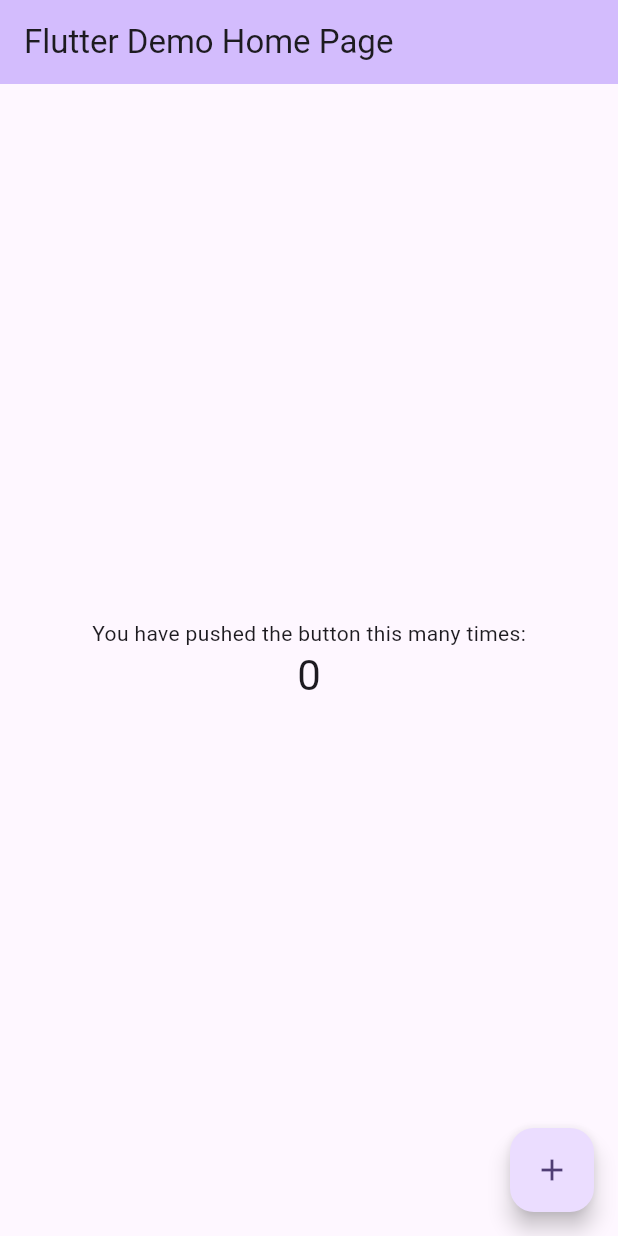
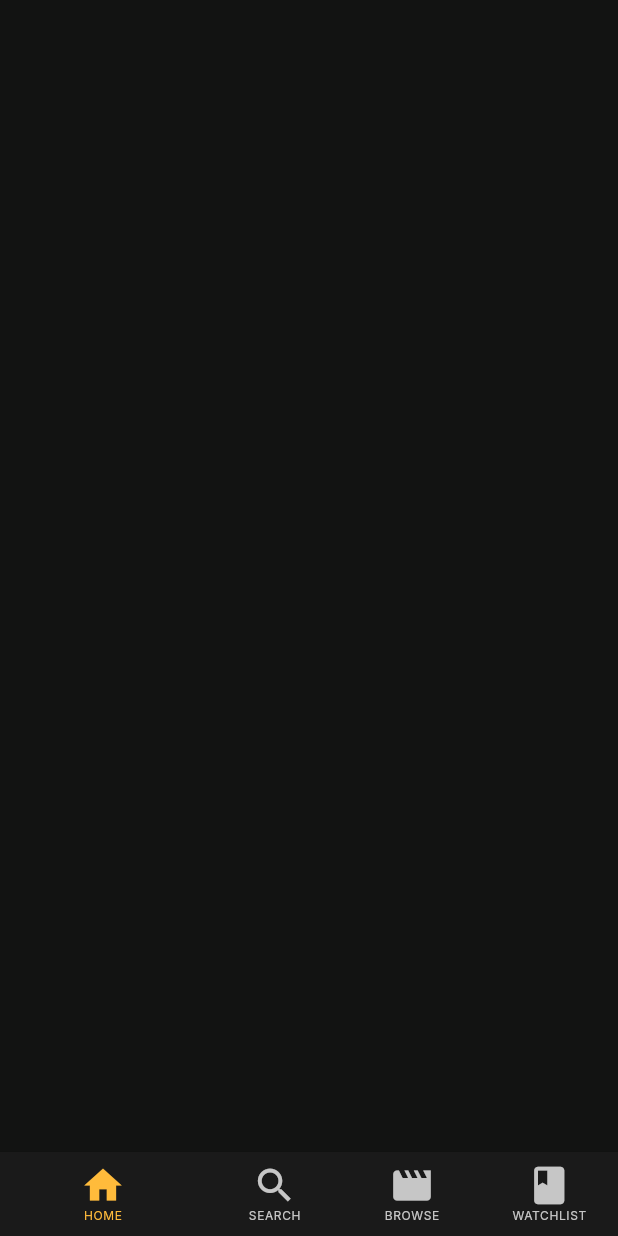
Before and after one commit to sherifHamdyAhmed93/flutter_movie_app, a Flutter app: the screen it shows after launch, on a phone screen of 412 x 824 dp. Run offline on Flutter 3.47's test engine with Material 3 defaults, Android fonts, the phone set to English and light mode, and no system bars; our stand-ins replace google_fonts.

Commit message:
added bottom navigation bar.

```diff
--- /dev/null
+++ b/lib/browse/browse_tab.dart
@@ -0,0 +1,10 @@
+import 'package:flutter/material.dart';
+
+class BrowseTab extends StatelessWidget {
+
+
+  @override
+  Widget build(BuildContext context) {
+    return Container();
+  }
+}
--- /dev/null
+++ b/lib/home/home_screen.dart
@@ -0,0 +1,72 @@
+import 'package:flutter/material.dart';
+import 'package:flutter_movie_app/browse/browse_tab.dart';
+import 'package:flutter_movie_app/home/home_tab.dart';
+import 'package:flutter_movie_app/watch_list/watch_list_tab.dart';
+
+import '../search/search_tab.dart';
+
+class HomeScreen extends StatefulWidget {
+  static const String routeName = 'home';
+
+  @override
+  State<HomeScreen> createState() => _HomeScreenState();
+}
+
+class _HomeScreenState extends State<HomeScreen> {
+  int selectedIndex = 0;
+
+  @override
+  Widget build(BuildContext context) {
+    return Scaffold(
+      backgroundColor: Color(0xff121312),
+      bottomNavigationBar: Theme(
+        data: Theme.of(context)
+            .copyWith(canvasColor: Theme
+            .of(context)
+            .primaryColor,
+            highlightColor: Colors.transparent,
+            splashColor: Colors.transparent
+        ),
+        child: BottomNavigationBar(
+
+            iconSize: 30,
+            selectedLabelStyle: Theme
+                .of(context)
+                .textTheme
+                .bodySmall,
+            unselectedLabelStyle: Theme
+                .of(context)
+                .textTheme
+                .bodySmall,
+
+
+            currentIndex: selectedIndex,
+            onTap: (index) {
+              selectedIndex = index;
+              setState(() {
+
+              });
+            },
+            items: [
+              BottomNavigationBarItem(icon: Icon(Icons.home),
+                label: 'HOME',
+              ),
+              BottomNavigationBarItem(icon: Icon(Icons.search,),
+                label: 'SEARCH',
+              ),
+              BottomNavigationBarItem(
+                icon: Icon(Icons.movie),
+                label: 'BROWSE',
+
+              ),
+              BottomNavigationBarItem(icon: Icon(Icons.book),
+                  label: 'WATCHLIST'),
+
+            ]),
+      ),
+      body: tabs[selectedIndex],
+    );
+  }
+
+  List<Widget> tabs = [HomeTab(), SearchTab(), BrowseTab(), WatchListTab()];
+}
--- /dev/null
+++ b/lib/home/home_tab.dart
@@ -0,0 +1,9 @@
+import 'package:flutter/material.dart';
+
+class HomeTab extends StatelessWidget {
+
+  @override
+  Widget build(BuildContext context) {
+    return Container();
+  }
+}
--- a/lib/main.dart
+++ b/lib/main.dart
@@ -1,125 +1,21 @@
 import 'package:flutter/material.dart';
+import 'package:flutter_movie_app/home/home_screen.dart';
+import 'package:flutter_movie_app/theme.dart';
 
 void main() {
-  runApp(const MyApp());
+  runApp(MyApp());
 }
 
 class MyApp extends StatelessWidget {
-  const MyApp({super.key});
-
-  // This widget is the root of your application.
   @override
   Widget build(BuildContext context) {
     return MaterialApp(
-      title: 'Flutter Demo',
-      theme: ThemeData(
-        // This is the theme of your application.
-        //
-        // TRY THIS: Try running your application with "flutter run". You'll see
-        // the application has a purple toolbar. Then, without quitting the app,
-        // try changing the seedColor in the colorScheme below to Colors.green
-        // and then invoke "hot reload" (save your changes or press the "hot
-        // reload" button in a Flutter-supported IDE, or press "r" if you used
-        // the command line to start the app).
-        //
-        // Notice that the counter didn't reset back to zero; the application
-        // state is not lost during the reload. To reset the state, use hot
-        // restart instead.
-        //
-        // This works for code too, not just values: Most code changes can be
-        // tested with just a hot reload.
-        colorScheme: ColorScheme.fromSeed(seedColor: Colors.deepPurple),
-        useMaterial3: true,
-      ),
-      home: const MyHomePage(title: 'Flutter Demo Home Page'),
+      debugShowCheckedModeBanner: false,
+      initialRoute: HomeScreen.routeName,
+      routes: {
+        HomeScreen.routeName: (context) => HomeScreen()
+      },
+      theme: MyThemeData.lightMode,
     );
   }
 }
-
-class MyHomePage extends StatefulWidget {
-  const MyHomePage({super.key, required this.title});
-
-  // This widget is the home page of your application. It is stateful, meaning
-  // that it has a State object (defined below) that contains fields that affect
-  // how it looks.
-
-  // This class is the configuration for the state. It holds the values (in this
-  // case the title) provided by the parent (in this case the App widget) and
-  // used by the build method of the State. Fields in a Widget subclass are
-  // always marked "final".
-
-  final String title;
-
-  @override
-  State<MyHomePage> createState() => _MyHomePageState();
-}
-
-class _MyHomePageState extends State<MyHomePage> {
-  int _counter = 0;
-
-  void _incrementCounter() {
-    setState(() {
-      // This call to setState tells the Flutter framework that something has
-      // changed in this State, which causes it to rerun the build method below
-      // so that the display can reflect the updated values. If we changed
-      // _counter without calling setState(), then the build method would not be
-      // called again, and so nothing would appear to happen.
-      _counter++;
-    });
-  }
-
-  @override
-  Widget build(BuildContext context) {
-    // This method is rerun every time setState is called, for instance as done
-    // by the _incrementCounter method above.
-    //
-    // The Flutter framework has been optimized to make rerunning build methods
-    // fast, so that you can just rebuild anything that needs updating rather
-    // than having to individually change instances of widgets.
-    return Scaffold(
-      appBar: AppBar(
-        // TRY THIS: Try changing the color here to a specific color (to
-        // Colors.amber, perhaps?) and trigger a hot reload to see the AppBar
-        // change color while the other colors stay the same.
-        backgroundColor: Theme.of(context).colorScheme.inversePrimary,
-        // Here we take the value from the MyHomePage object that was created by
-        // the App.build method, and use it to set our appbar title.
-        title: Text(widget.title),
-      ),
-      body: Center(
-        // Center is a layout widget. It takes a single child and positions it
-        // in the middle of the parent.
-        child: Column(
-          // Column is also a layout widget. It takes a list of children and
-          // arranges them vertically. By default, it sizes itself to fit its
-          // children horizontally, and tries to be as tall as its parent.
-          //
-          // Column has various properties to control how it sizes itself and
-          // how it positions its children. Here we use mainAxisAlignment to
-          // center the children vertically; the main axis here is the vertical
-          // axis because Columns are vertical (the cross axis would be
-          // horizontal).
-          //
-          // TRY THIS: Invoke "debug painting" (choose the "Toggle Debug Paint"
-          // action in the IDE, or press "p" in the console), to see the
-          // wireframe for each widget.
-          mainAxisAlignment: MainAxisAlignment.center,
-          children: <Widget>[
-            const Text(
-              'You have pushed the button this many times:',
-            ),
-            Text(
-              '$_counter',
-              style: Theme.of(context).textTheme.headlineMedium,
-            ),
-          ],
-        ),
-      ),
-      floatingActionButton: FloatingActionButton(
-        onPressed: _incrementCounter,
-        tooltip: 'Increment',
-        child: const Icon(Icons.add),
-      ), // This trailing comma makes auto-formatting nicer for build methods.
-    );
-  }
-}
--- /dev/null
+++ b/lib/search/search_tab.dart
@@ -0,0 +1,10 @@
+import 'package:flutter/material.dart';
+
+class SearchTab extends StatelessWidget {
+
+
+  @override
+  Widget build(BuildContext context) {
+    return Container();
+  }
+}
--- /dev/null
+++ b/lib/theme.dart
@@ -0,0 +1,20 @@
+import 'package:flutter/material.dart';
+import 'package:google_fonts/google_fonts.dart';
+
+class MyThemeData {
+  static ThemeData lightMode = ThemeData(
+    primaryColor: Color(0xff1A1A1A),
+    textTheme: TextTheme(
+      bodySmall: GoogleFonts.inter(
+          fontSize: 8,
+          fontWeight: FontWeight.w400,
+          color: Color(0xffffffff)
+      ),
+    ),
+    bottomNavigationBarTheme: BottomNavigationBarThemeData(
+      unselectedItemColor: Color(0xffC6C6C6),
+      selectedItemColor: Color(0xffFFBB3B),
+      showUnselectedLabels: true,
+    ),
+  );
+}
--- /dev/null
+++ b/lib/watch_list/watch_list_tab.dart
@@ -0,0 +1,10 @@
+import 'package:flutter/material.dart';
+
+class WatchListTab extends StatelessWidget {
+
+
+  @override
+  Widget build(BuildContext context) {
+    return Container();
+  }
+}
--- a/pubspec.yaml
+++ b/pubspec.yaml
@@ -35,7 +35,7 @@ dependencies:
   # The following adds the Cupertino Icons font to your application.
   # Use with the CupertinoIcons class for iOS style icons.
   cupertino_icons: ^1.0.8
-
+  google_fonts: ^6.2.1
 dev_dependencies:
   flutter_test:
     sdk: flutter
```
Also changed, not shown: pubspec.lock, 1 other file.
